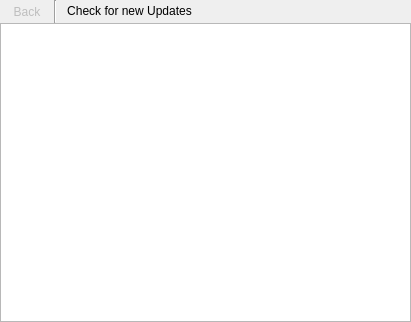
Qt form ApperKCM/ApperKCM.ui (KDE/apper) before a commit.
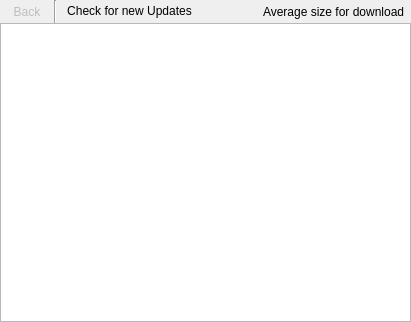
The same form after that commit. The open tabs and pages were chosen to show the change. Custom widgets are drawn as their Qt base class.

Commit message: Add download size label (not working tho)

```diff
--- a/ApperKCM/ApperKCM.ui
+++ b/ApperKCM/ApperKCM.ui
@@ -247,6 +247,13 @@
          </property>
         </spacer>
        </item>
+       <item>
+        <widget class="QLabel" name="downloadL">
+         <property name="text">
+          <string notr="true">Average size for download</string>
+         </property>
+        </widget>
+       </item>
       </layout>
      </widget>
      <widget class="QWidget" name="page">
```
The commit also changes 1 other file.
